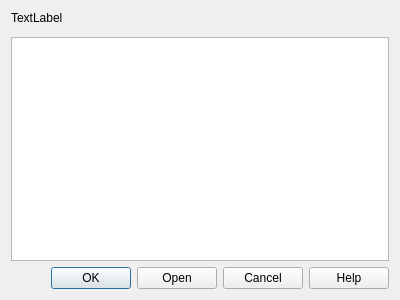
Before: the Qt Designer form src/ugeneui/src/project_support/ExtractAnnotationsBySequenceDialog.ui in ugeneunipro/ugene, drawn with Qt 5.
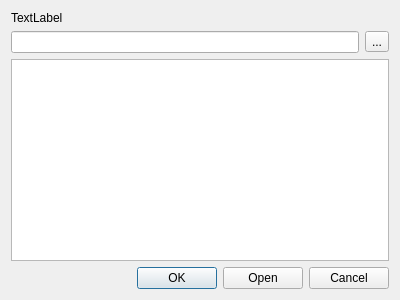
After: the same form once the commit is applied.

The edit to the form file:
```diff
--- a/src/ugeneui/src/project_support/ExtractAnnotationsBySequenceDialog.ui
+++ b/src/ugeneui/src/project_support/ExtractAnnotationsBySequenceDialog.ui
@@ -25,7 +25,18 @@
     </widget>
    </item>
    <item>
-    <widget class="QWidget" name="widget" native="true"/>
+    <layout class="QHBoxLayout" name="horizontalLayout">
+     <item>
+      <widget class="QLineEdit" name="filepathLineEdit"/>
+     </item>
+     <item>
+      <widget class="QToolButton" name="browseButton">
+       <property name="text">
+        <string>...</string>
+       </property>
+      </widget>
+     </item>
+    </layout>
    </item>
    <item>
     <widget class="QTableWidget" name="annotationsTable"/>
@@ -39,7 +50,7 @@
       <enum>Qt::Horizontal</enum>
      </property>
      <property name="standardButtons">
-      <set>QDialogButtonBox::Cancel|QDialogButtonBox::Help|QDialogButtonBox::Ok|QDialogButtonBox::Open</set>
+      <set>QDialogButtonBox::Cancel|QDialogButtonBox::Ok|QDialogButtonBox::Open</set>
      </property>
     </widget>
    </item>
```
Left out of the diff: 2 changed lines with no effect on the pictures.
